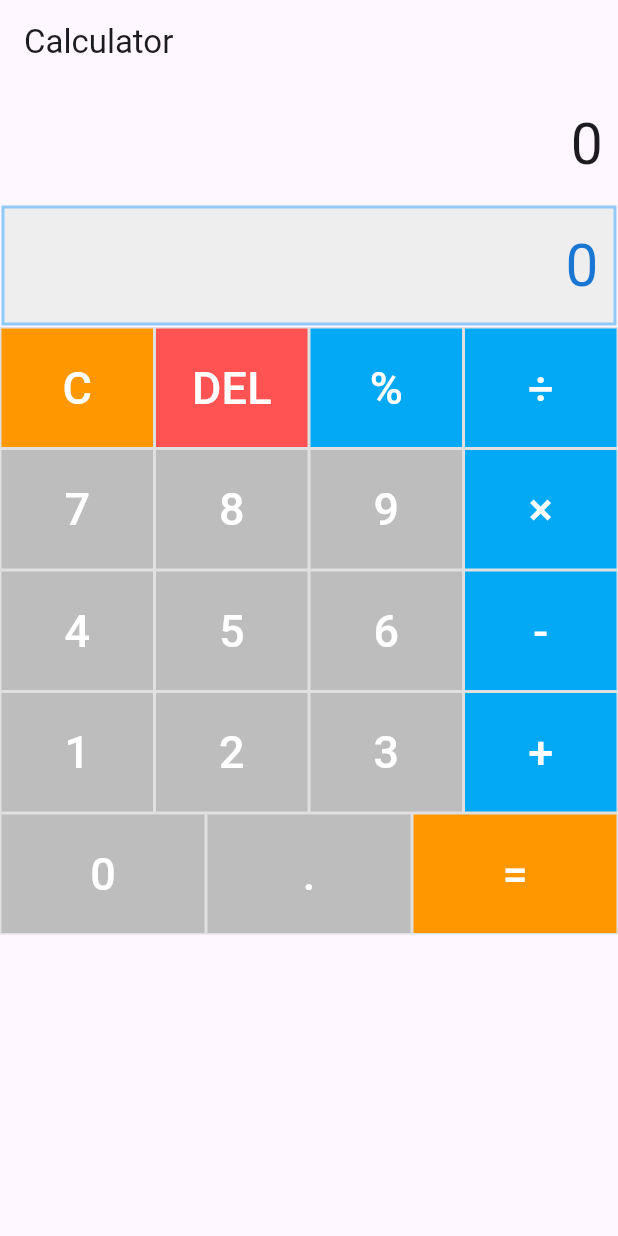
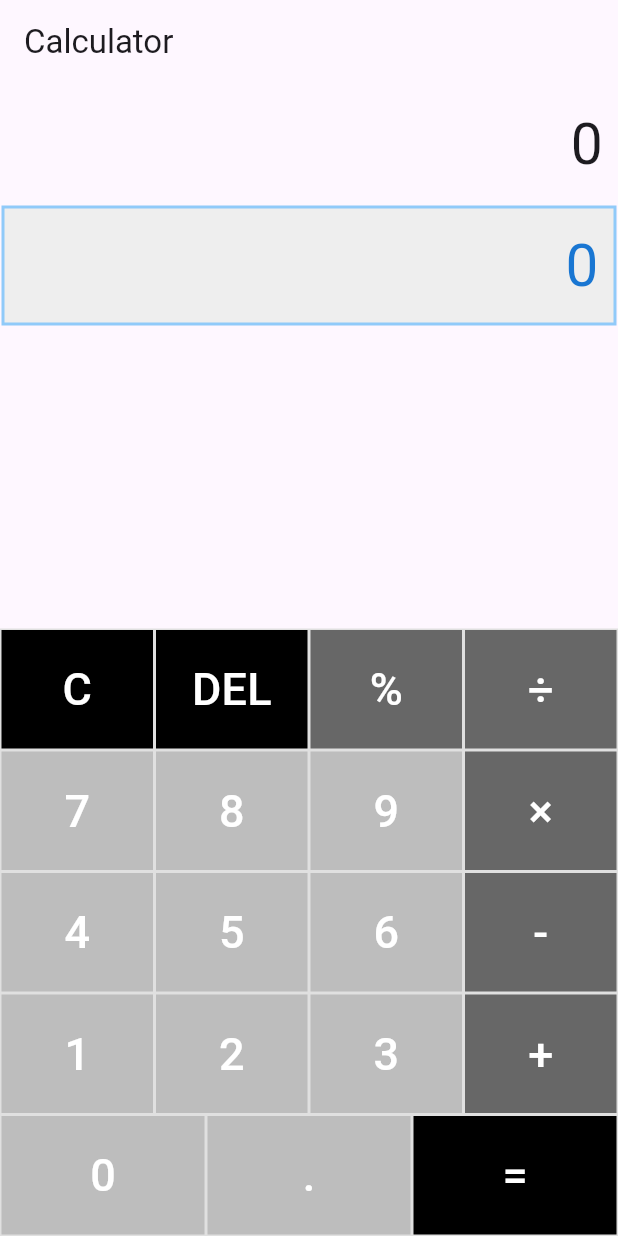
Before and after one commit to samuelpastor31/Calculadora-Flutter, a Flutter app: the screen it shows after launch, on a phone screen of 412 x 824 dp. Run offline on Flutter 3.47's test engine with Material 3 defaults, Android fonts, the phone set to English and light mode, and no system bars; our stand-ins replace math_expressions.

Commit message:
tercer commit actividad2 pantalla horizontal y espacio blanco inferior arreglado

```diff
--- a/lib/calculator_home.dart
+++ b/lib/calculator_home.dart
@@ -86,10 +86,10 @@ class _CalculatorHomeState extends State<CalculatorHome> {
         children: <Widget>[
           Row(
             children: <Widget>[
-              Expanded(child: _calcButton('C', Colors.orange),),
-              Expanded(child:_calcButton('DEL', Colors.redAccent),),
-              Expanded(child:_calcButton('%', Colors.lightBlue),),
-              Expanded(child:_calcButton('÷', Colors.lightBlue),),
+              Expanded(child: _calcButton('C', Colors.black),),
+              Expanded(child:_calcButton('DEL', Colors.black),),
+              Expanded(child:_calcButton('%', Colors.black54),),
+              Expanded(child:_calcButton('÷', Colors.black54),),
             ],
           ),
           Row(
@@ -97,7 +97,7 @@ class _CalculatorHomeState extends State<CalculatorHome> {
               Expanded(child:_calcButton('7', Colors.grey.shade400),),
               Expanded(child:_calcButton('8', Colors.grey.shade400),),
               Expanded(child:_calcButton('9', Colors.grey.shade400),),
-              Expanded(child:_calcButton('×', Colors.lightBlue),),
+              Expanded(child:_calcButton('×', Colors.black54),),
             ],
           ),
           Row(
@@ -105,7 +105,7 @@ class _CalculatorHomeState extends State<CalculatorHome> {
               Expanded(child:_calcButton('4', Colors.grey.shade400),),
               Expanded(child:_calcButton('5', Colors.grey.shade400),),
               Expanded(child:_calcButton('6', Colors.grey.shade400),),
-              Expanded(child:_calcButton('-', Colors.lightBlue),),
+              Expanded(child:_calcButton('-', Colors.black54),),
             ],
           ),
           Row(
@@ -113,7 +113,7 @@ class _CalculatorHomeState extends State<CalculatorHome> {
               Expanded(child:_calcButton('1', Colors.grey.shade400),),
               Expanded(child:_calcButton('2', Colors.grey.shade400),),
               Expanded(child:_calcButton('3', Colors.grey.shade400),),
-              Expanded(child:_calcButton('+', Colors.lightBlue),),
+              Expanded(child:_calcButton('+', Colors.black54),),
             ],
           ),
 
@@ -121,7 +121,7 @@ class _CalculatorHomeState extends State<CalculatorHome> {
             children: <Widget>[
               Expanded(child:_calcButton('0', Colors.grey.shade400),),
               Expanded(child:_calcButton('.', Colors.grey.shade400),),
-              Expanded(child:_calcButton('=', Colors.orange),),
+              Expanded(child:_calcButton('=', Colors.black),),
             ],
           ),
         ],
@@ -178,19 +178,27 @@ class _CalculatorHomeState extends State<CalculatorHome> {
   Widget build(BuildContext context) {
     return Scaffold(
       appBar: AppBar(title: Text('Calculator')),
-      body: SingleChildScrollView( //todo activ2 Se mete todo el contenido dentro de SingleChildScrollView con scrolldirection
+      resizeToAvoidBottomInset: false,//todo activ2 evita que la pantalla se suba
+      body: Column(
+        mainAxisAlignment: MainAxisAlignment.spaceBetween,
+        children: <Widget>[
+      Expanded(
+      child: SingleChildScrollView( //todo activ2 Se mete todo el contenido dentro de SingleChildScrollView con scrolldirection
         scrollDirection: Axis.vertical, //todo activ2 esto permite bajar verticalmente la pantalla cuando no hay suficiente espacio
         child: SafeArea(
           child: Column(
           mainAxisAlignment: MainAxisAlignment.spaceBetween,
           children: <Widget>[
-            _equationPanel(),
-            _resultPanel(),
-            _buttonsPanel()
+                _equationPanel(),
+                _resultPanel(),
           ],
         ),
       ),
       ),
+      ),
+          _buttonsPanel(),
+            ],
+      ),
     );
   }
 }
```
